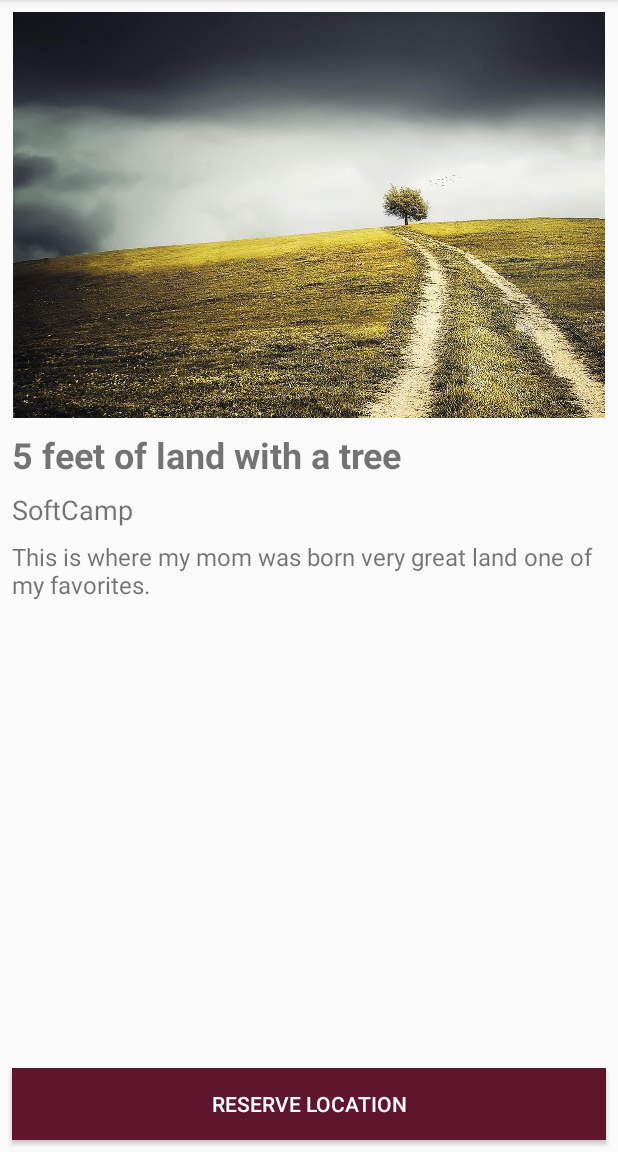
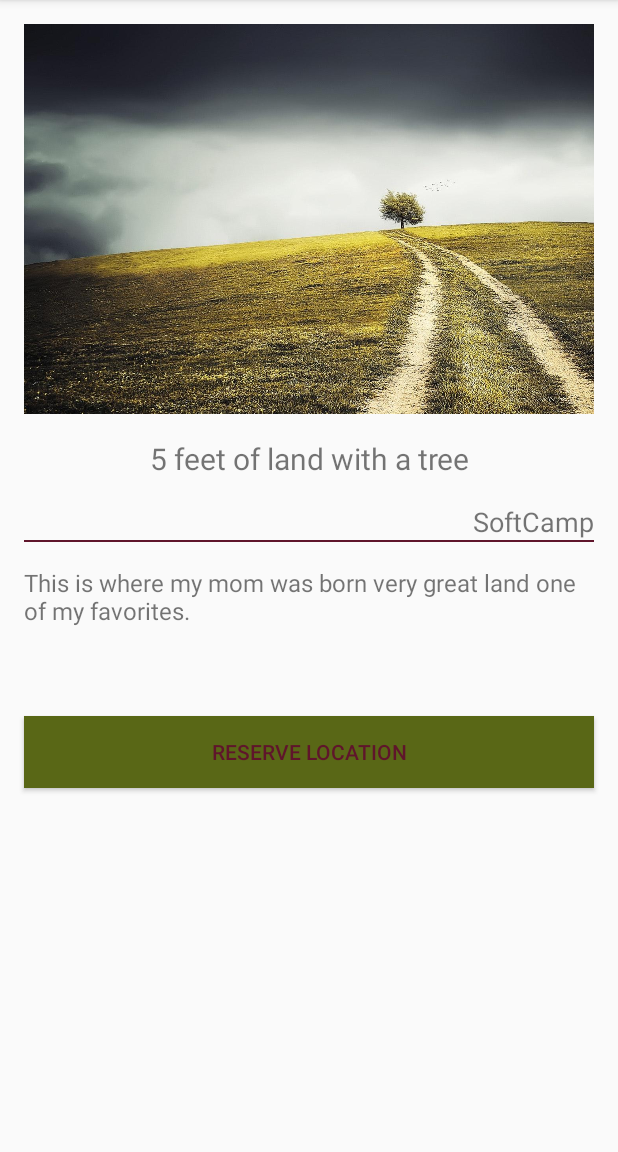
Before and after one commit to buildweek-5th-wheel/Android, an Android app: the RVOwner screen opened directly, with no data from a screen before it, after a tap on "5 feet of land with a tree", on a phone screen of 412 x 824 dp, the part 84-1236 px from its top. Run offline under Robolectric (Android 15) with nearby library versions, the phone set to English and light mode, and no system bars.

Commit message:
tweaked the styles a bit

```diff
--- a/buildweek-5th-wheel/app/src/main/res/layout/activity_rvlisting_details.xml
+++ b/buildweek-5th-wheel/app/src/main/res/layout/activity_rvlisting_details.xml
@@ -1,44 +1,47 @@
 <?xml version="1.0" encoding="utf-8"?>
-<androidx.constraintlayout.widget.ConstraintLayout xmlns:android="http://schemas.android.com/apk/res/android"
+<ScrollView xmlns:android="http://schemas.android.com/apk/res/android"
         xmlns:tools="http://schemas.android.com/tools"
         android:layout_width="match_parent"
         android:layout_height="match_parent"
-        xmlns:app="http://schemas.android.com/apk/res-auto"
         tools:context=".activity.RVListingDetails">
+
+    <LinearLayout
+            android:layout_width="match_parent"
+            android:layout_height="wrap_content"
+            android:orientation="vertical">
 
         <ImageView
                 android:id="@+id/rv_owners_details_image"
                 style="@style/cardViewItems"
-            app:layout_constraintTop_toTopOf="parent"
-            app:layout_constraintLeft_toLeftOf="parent"
-            app:layout_constraintRight_toRightOf="parent"
                 android:adjustViewBounds="true"
-            tools:contentDescription="placeholder image"
-            android:src="@drawable/ic_launcher_background" />
+                android:src="@drawable/ic_launcher_background"
+                tools:contentDescription="placeholder image" />
 
 
         <TextView
                 android:id="@+id/rv_owners_details_title"
                 style="@style/cardViewItems"
-            app:layout_constraintTop_toBottomOf="@id/rv_owners_details_image"
-            app:layout_constraintLeft_toLeftOf="parent"
-            android:textSize="24sp"
-            android:textStyle="bold"
-            tools:text="title of listing"/>
+                android:gravity="center"
+                android:textSize="20sp"
+                tools:text="title of listing" />
 
         <TextView
                 android:id="@+id/rv_owners_details_owner_name"
                 style="@style/cardViewItems"
-            app:layout_constraintTop_toBottomOf="@id/rv_owners_details_title"
-            app:layout_constraintLeft_toLeftOf="parent"
+                android:gravity="end"
                 android:textSize="18sp"
                 tools:text="username" />
+
+        <View
+                android:layout_width="match_parent"
+                android:layout_height="1dp"
+                android:layout_marginLeft="16dp"
+                android:layout_marginRight="16dp"
+                android:background="@color/colorAccent" />
 
         <TextView
                 android:id="@+id/rv_owners_details_desc"
                 style="@style/cardViewItems"
-            app:layout_constraintTop_toBottomOf="@id/rv_owners_details_owner_name"
-            app:layout_constraintLeft_toLeftOf="parent"
                 android:textSize="16sp"
                 tools:text="Lorem ipsum dolor sit amet, consectetur adipiscing elit, sed do eiusmod tempor incididunt ut labore et dolore magna aliqua." />
 
@@ -47,24 +50,19 @@
                 android:id="@+id/display_date"
                 android:layout_width="match_parent"
                 android:layout_height="wrap_content"
-            android:textColor="@android:color/holo_red_dark"
+                android:layout_margin="8dp"
+                android:textColor="@color/colorAccent"
                 android:textSize="20sp"
-            android:textStyle="bold"
-            android:layout_margin="8dp"
-            app:layout_constraintBottom_toBottomOf="@id/btn_reserve"
-            app:layout_constraintTop_toBottomOf="@id/rv_owners_details_desc"
-            app:layout_constraintVertical_bias="0.4"/>
+                android:textStyle="bold" />
 
         <Button
                 android:id="@+id/btn_reserve"
+                style="@style/cardViewItems"
+                android:layout_marginBottom="8dp"
+                android:background="@color/colorPrimary"
                 android:text="reserve location"
-            android:background="@color/colorAccent"
-            android:textColor="@android:color/white"
-            style="@style/cardViewItems"
-            app:layout_constraintBottom_toBottomOf="parent"
-            app:layout_constraintLeft_toLeftOf="parent"
-            android:layout_marginBottom="8dp"/>
+                android:textColor="@color/colorAccent" />
+    </LinearLayout>
 
 
-
-</androidx.constraintlayout.widget.ConstraintLayout>
+</ScrollView>
--- a/buildweek-5th-wheel/app/src/main/res/layout/land_owner_fragment.xml
+++ b/buildweek-5th-wheel/app/src/main/res/layout/land_owner_fragment.xml
@@ -3,7 +3,7 @@
         android:id="@+id/land_owner_fragment"
         android:layout_width="wrap_content"
         android:layout_height="wrap_content"
-        android:background="#FFF"
+        android:background="#D8D8D8"
         android:orientation="vertical">
 
     <LinearLayout
--- a/buildweek-5th-wheel/app/src/main/res/layout/rv_owners_list_item.xml
+++ b/buildweek-5th-wheel/app/src/main/res/layout/rv_owners_list_item.xml
@@ -21,6 +21,7 @@
         <TextView
                 android:id="@+id/rv_owners_list_item_title"
                 style="@style/cardViewItems"
+                android:gravity="center"
                 android:textSize="20sp"
                 tools:text="title of listing" />
 
@@ -30,13 +31,14 @@
                 android:textSize="16sp"
                 tools:text="Lorem ipsum dolor sit amet, consectetur adipiscing elit, sed do eiusmod tempor incididunt ut labore et dolore magna aliqua." />
 
-        <TextView
+        <Button
                 style="@style/cardViewItems"
                 android:layout_width="match_parent"
                 android:layout_height="wrap_content"
                 android:layout_marginBottom="8dp"
                 android:background="@color/colorPrimary"
-                android:gravity="center"
+                android:clickable="false"
+                android:focusable="false"
                 android:text="@string/more_info"
                 android:textColor="@color/colorAccent" />
     </LinearLayout>
--- a/buildweek-5th-wheel/app/src/main/res/values/styles.xml
+++ b/buildweek-5th-wheel/app/src/main/res/values/styles.xml
@@ -21,9 +21,9 @@
     <style name="cardViewItems">
         <item name="android:layout_width">match_parent</item>
         <item name="android:layout_height">wrap_content</item>
-        <item name="android:layout_marginLeft">8dp</item>
-        <item name="android:layout_marginTop">8dp</item>
-        <item name="android:layout_marginRight">8dp</item>
+        <item name="android:layout_marginLeft">16dp</item>
+        <item name="android:layout_marginTop">16dp</item>
+        <item name="android:layout_marginRight">16dp</item>
     </style>
     <style name="AppTheme.NoActionBar">
         <item name="windowActionBar">false</item>
```
Also changed, not shown: buildweek-5th-wheel/app/src/main/res/layout/activity_land_owner.xml (+4 -5 lines), buildweek-5th-wheel/app/src/main/res/layout/activity_rvowners.xml (+6 -7 lines), buildweek-5th-wheel/app/src/main/res/layout/content_land_owner.xml (+6 -7 lines), buildweek-5th-wheel/app/src/main/res/layout/land_owners_list_item.xml (+18 -8 lines). Lines whose indentation alone changed are shown as unchanged.
